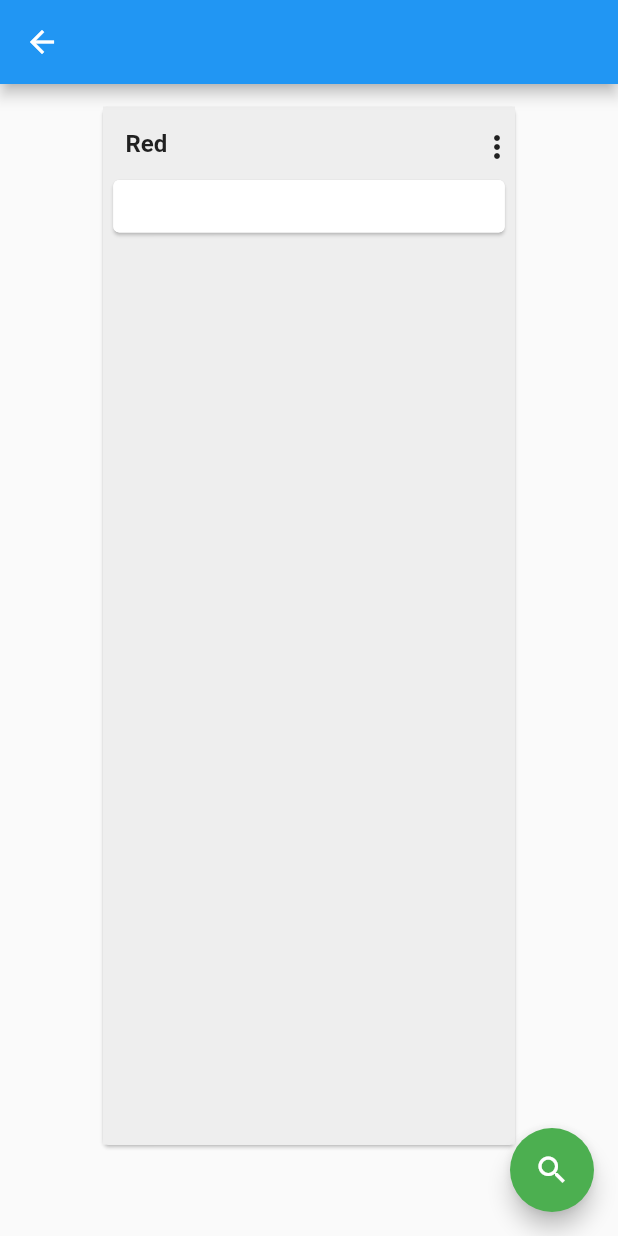
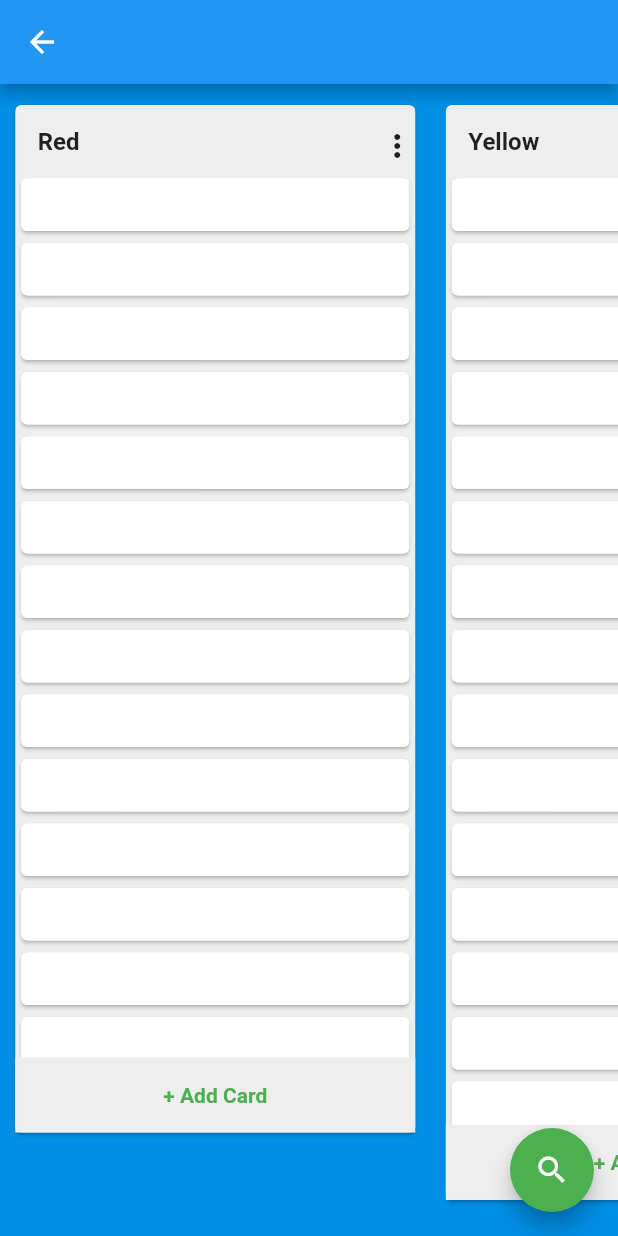
Before and after one commit to Brandon-Herrera/trello_app_clone_2, a Flutter app: the BoardScreen screen opened directly, on a phone screen of 412 x 824 dp. Run offline on Flutter 3.47's test engine with Material 2 defaults, Android fonts, the phone set to English and light mode, and no system bars; network calls fail.

Commit message:
Complete skeleton of board screen

```diff
--- a/lib/screens/board_screen.dart
+++ b/lib/screens/board_screen.dart
@@ -12,18 +12,24 @@ class BoardScreen extends StatefulWidget {
 class _BoardScreenState extends State<BoardScreen> {
   @override
   Widget build(BuildContext context) {
+    double bodyHeight = (MediaQuery.of(context).size.height -
+        MediaQuery.of(context).padding.top);
     return Scaffold(
       appBar: AppBar(),
-      body: Column(
-        children: [
-          SizedBox(height: 15),
-          Row(
-            mainAxisAlignment: MainAxisAlignment.center,
-            children: [
-              BoardListItem(),
-            ],
-          ),
-        ],
+      body: Container(
+        height: bodyHeight,
+        color: Color(0xff008FE4),
+        child: ListView(
+          scrollDirection: Axis.horizontal,
+          shrinkWrap: true,
+          children: [
+            BoardListItem(55, 'Red'),
+            BoardListItem(10, 'Yellow'),
+            BoardListItem(200, 'Green'),
+            BoardListItem(200, 'Menial'),
+            BoardListItem(200, 'Red')
+          ],
+        ),
       ),
       floatingActionButtonLocation: FloatingActionButtonLocation.endFloat,
       floatingActionButton: FloatingActionButton(
--- a/lib/widgets/board_screen_widgets/board_list_item.dart
+++ b/lib/widgets/board_screen_widgets/board_list_item.dart
@@ -1,7 +1,15 @@
 import 'package:flutter/material.dart';
 
+import 'board_list_task_item.dart';
+
 class BoardListItem extends StatefulWidget {
-  const BoardListItem({Key? key}) : super(key: key);
+  double bottomMargin;
+  String listTitle;
+
+  BoardListItem(
+    this.bottomMargin,
+    this.listTitle,
+  );
 
   @override
   _BoardListItemState createState() => _BoardListItemState();
@@ -10,20 +18,26 @@ class BoardListItem extends StatefulWidget {
 class _BoardListItemState extends State<BoardListItem> {
   @override
   Widget build(BuildContext context) {
-    return Card(
+    double bodyHeight = (MediaQuery.of(context).size.height -
+        MediaQuery.of(context).padding.top -
+        MediaQuery.of(context).padding.bottom -
+        MediaQuery.of(context).viewPadding.bottom -
+        40);
+    double bodyWidth = (MediaQuery.of(context).size.width);
+    return Container(
       margin: EdgeInsets.only(
-        left: MediaQuery.of(context).size.width * (1 / 3 * 0.1),
-        right: MediaQuery.of(context).size.width * (1 / 3 * 0.1),
+        top: 10,
+        bottom: widget.bottomMargin + 10,
+        left: bodyWidth * 0.015,
+        right: bodyWidth * 0.015,
       ),
-      child: Container(
-        height: MediaQuery.of(context).size.height * 0.84,
-        width: MediaQuery.of(context).size.width * 2 / 3,
+      height: bodyHeight,
+      width: MediaQuery.of(context).size.width * 2 / 3,
+      child: Card(
         color: Colors.grey.shade200,
         child: Column(
           children: [
-            SizedBox(
-              height: 15,
-            ),
+            SizedBox(height: 15),
             Container(
               height: 30,
               child: Row(
@@ -33,7 +47,7 @@ class _BoardListItemState extends State<BoardListItem> {
                   Padding(
                     padding: const EdgeInsets.only(left: 15.0),
                     child: Text(
-                      'Red',
+                      widget.listTitle,
                       style: TextStyle(
                         fontSize: 16,
                         fontWeight: FontWeight.bold,
@@ -44,16 +58,26 @@ class _BoardListItemState extends State<BoardListItem> {
                 ],
               ),
             ),
-            Card(
-              child: Container(
-                height: 35,
-                width: MediaQuery.of(context).size.width * (2 / 3 * 0.95),
-                decoration: BoxDecoration(
-                  color: Colors.white,
-                  borderRadius: BorderRadius.circular(4),
+            Expanded(
+              child: ListView.builder(
+                shrinkWrap: true,
+                itemCount: 25,
+                itemBuilder: (ctx, i) => BoardListTaskItem(),
+              ),
+            ),
+            Container(
+              height: 50,
+              color: Colors.grey.shade200,
+              child: Center(
+                child: Text(
+                  '+ Add Card',
+                  style: TextStyle(
+                    color: Colors.green,
+                    fontWeight: FontWeight.bold,
+                  ),
                 ),
               ),
-            )
+            ),
           ],
         ),
       ),
--- /dev/null
+++ b/lib/widgets/board_screen_widgets/board_list_task_item.dart
@@ -0,0 +1,18 @@
+import 'package:flutter/material.dart';
+
+class BoardListTaskItem extends StatelessWidget {
+  const BoardListTaskItem({Key? key}) : super(key: key);
+
+  @override
+  Widget build(BuildContext context) {
+    return Card(
+      child: Container(
+        height: 35,
+        decoration: BoxDecoration(
+          color: Colors.white,
+          borderRadius: BorderRadius.circular(4),
+        ),
+      ),
+    );
+  }
+}
```
